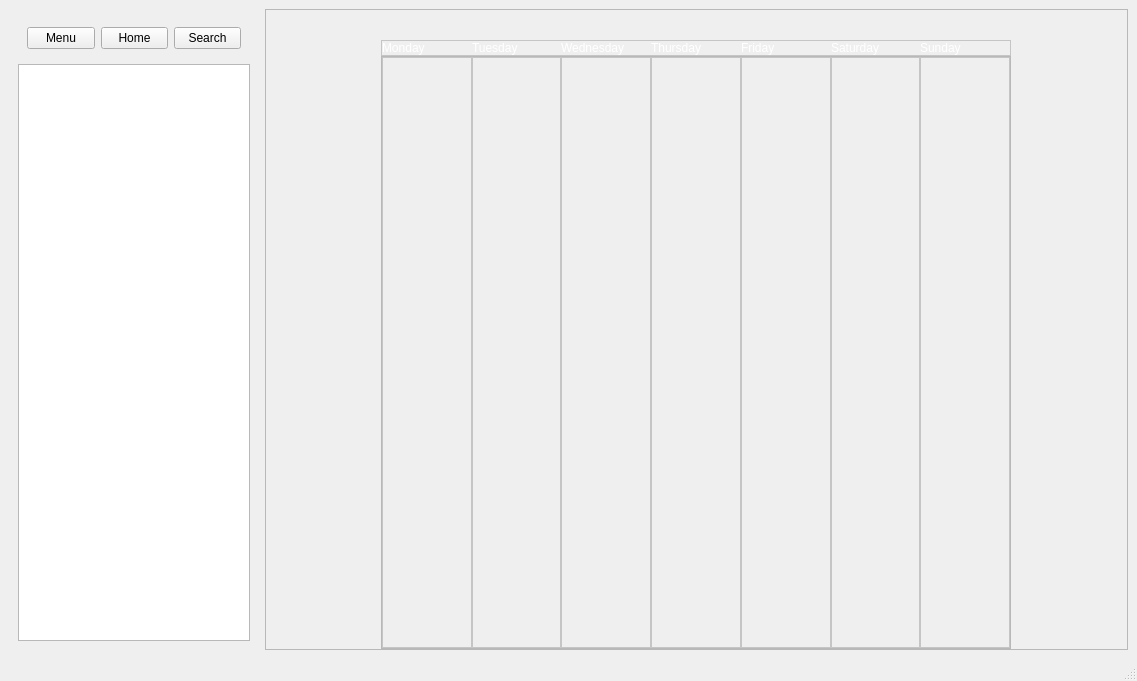
This is calendar.ui in ZiggyOliver/TaskBucket as Qt 5 draws it before an edit. The edited form follows.
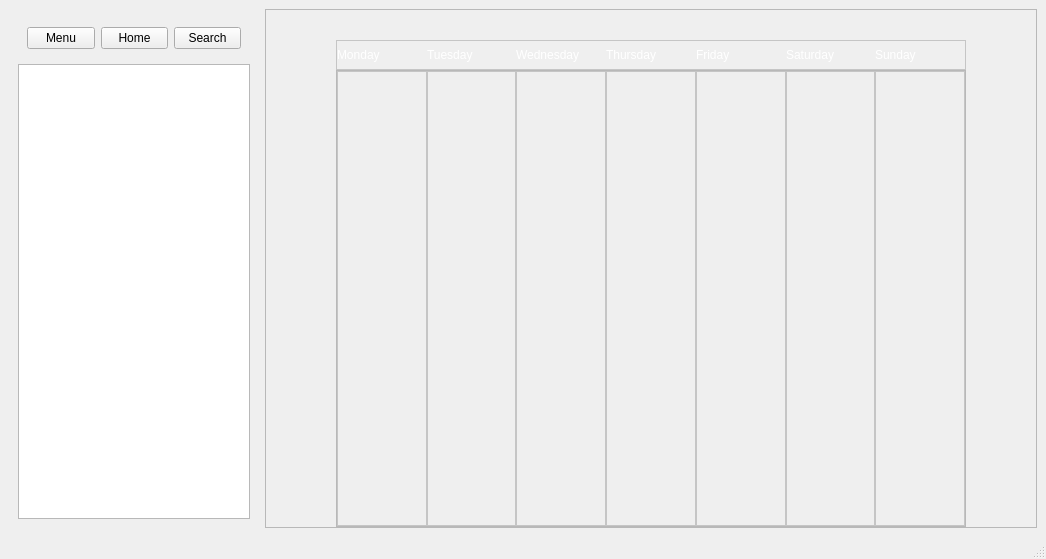
This is the edited form.

Commit message: about to work on calendar

Patch:
```diff
--- a/calendar.ui
+++ b/calendar.ui
@@ -6,14 +6,20 @@
    <rect>
     <x>0</x>
     <y>0</y>
-    <width>1137</width>
-    <height>681</height>
+    <width>1046</width>
+    <height>559</height>
    </rect>
   </property>
   <property name="windowTitle">
    <string>MainWindow</string>
   </property>
   <widget class="QWidget" name="centralwidget">
+   <property name="sizePolicy">
+    <sizepolicy hsizetype="MinimumExpanding" vsizetype="MinimumExpanding">
+     <horstretch>0</horstretch>
+     <verstretch>0</verstretch>
+    </sizepolicy>
+   </property>
    <layout class="QHBoxLayout" name="horizontalLayout">
     <item>
      <widget class="QWidget" name="widget" native="true">
@@ -72,6 +78,15 @@
     </item>
     <item>
      <widget class="QScrollArea" name="scrollArea">
+      <property name="sizePolicy">
+       <sizepolicy hsizetype="MinimumExpanding" vsizetype="MinimumExpanding">
+        <horstretch>0</horstretch>
+        <verstretch>0</verstretch>
+       </sizepolicy>
+      </property>
+      <property name="sizeAdjustPolicy">
+       <enum>QAbstractScrollArea::SizeAdjustPolicy::AdjustToContents</enum>
+      </property>
       <property name="widgetResizable">
        <bool>true</bool>
       </property>
@@ -80,10 +95,16 @@
         <rect>
          <x>0</x>
          <y>0</y>
-         <width>861</width>
-         <height>617</height>
+         <width>770</width>
+         <height>495</height>
         </rect>
        </property>
+       <property name="sizePolicy">
+        <sizepolicy hsizetype="MinimumExpanding" vsizetype="MinimumExpanding">
+         <horstretch>0</horstretch>
+         <verstretch>0</verstretch>
+        </sizepolicy>
+       </property>
        <layout class="QHBoxLayout" name="horizontalLayout_2">
         <property name="spacing">
          <number>0</number>
@@ -102,6 +123,12 @@
         </property>
         <item>
          <widget class="QWidget" name="weeklyCalendar" native="true">
+          <property name="sizePolicy">
+           <sizepolicy hsizetype="MinimumExpanding" vsizetype="MinimumExpanding">
+            <horstretch>0</horstretch>
+            <verstretch>0</verstretch>
+           </sizepolicy>
+          </property>
           <property name="minimumSize">
            <size>
             <width>120</width>
@@ -118,6 +145,9 @@
            <property name="spacing">
             <number>0</number>
            </property>
+           <property name="sizeConstraint">
+            <enum>QLayout::SizeConstraint::SetMinimumSize</enum>
+           </property>
            <property name="leftMargin">
             <number>0</number>
            </property>
@@ -148,6 +178,12 @@
            </item>
            <item>
             <widget class="QFrame" name="dayLabels">
+             <property name="sizePolicy">
+              <sizepolicy hsizetype="MinimumExpanding" vsizetype="MinimumExpanding">
+               <horstretch>0</horstretch>
+               <verstretch>0</verstretch>
+              </sizepolicy>
+             </property>
              <property name="maximumSize">
               <size>
                <width>16777215</width>
@@ -629,10 +665,16 @@
              <property name="frameShadow">
               <enum>QFrame::Shadow::Raised</enum>
              </property>
+             <property name="midLineWidth">
+              <number>0</number>
+             </property>
              <layout class="QHBoxLayout" name="horizontalLayout_5">
               <property name="spacing">
                <number>0</number>
               </property>
+              <property name="sizeConstraint">
+               <enum>QLayout::SizeConstraint::SetMinimumSize</enum>
+              </property>
               <property name="leftMargin">
                <number>0</number>
               </property>
@@ -647,6 +689,12 @@
               </property>
               <item>
                <widget class="QLabel" name="Alabel_2">
+                <property name="sizePolicy">
+                 <sizepolicy hsizetype="MinimumExpanding" vsizetype="MinimumExpanding">
+                  <horstretch>0</horstretch>
+                  <verstretch>0</verstretch>
+                 </sizepolicy>
+                </property>
                 <property name="text">
                  <string>Monday</string>
                 </property>
@@ -654,6 +702,12 @@
               </item>
               <item>
                <widget class="QLabel" name="Blabel_2">
+                <property name="sizePolicy">
+                 <sizepolicy hsizetype="MinimumExpanding" vsizetype="MinimumExpanding">
+                  <horstretch>0</horstretch>
+                  <verstretch>0</verstretch>
+                 </sizepolicy>
+                </property>
                 <property name="text">
                  <string>Tuesday</string>
                 </property>
@@ -661,6 +715,12 @@
               </item>
               <item>
                <widget class="QLabel" name="Glabel_2">
+                <property name="sizePolicy">
+                 <sizepolicy hsizetype="MinimumExpanding" vsizetype="MinimumExpanding">
+                  <horstretch>0</horstretch>
+                  <verstretch>0</verstretch>
+                 </sizepolicy>
+                </property>
                 <property name="text">
                  <string>Wednesday</string>
                 </property>
@@ -668,6 +728,12 @@
               </item>
               <item>
                <widget class="QLabel" name="Flabel_2">
+                <property name="sizePolicy">
+                 <sizepolicy hsizetype="MinimumExpanding" vsizetype="MinimumExpanding">
+                  <horstretch>0</horstretch>
+                  <verstretch>0</verstretch>
+                 </sizepolicy>
+                </property>
                 <property name="text">
                  <string>Thursday</string>
                 </property>
@@ -675,6 +741,12 @@
               </item>
               <item>
                <widget class="QLabel" name="Elabel_2">
+                <property name="sizePolicy">
+                 <sizepolicy hsizetype="MinimumExpanding" vsizetype="MinimumExpanding">
+                  <horstretch>0</horstretch>
+                  <verstretch>0</verstretch>
+                 </sizepolicy>
+                </property>
                 <property name="text">
                  <string>Friday</string>
                 </property>
@@ -682,6 +754,12 @@
               </item>
               <item>
                <widget class="QLabel" name="Dlabel_2">
+                <property name="sizePolicy">
+                 <sizepolicy hsizetype="MinimumExpanding" vsizetype="MinimumExpanding">
+                  <horstretch>0</horstretch>
+                  <verstretch>0</verstretch>
+                 </sizepolicy>
+                </property>
                 <property name="text">
                  <string>Saturday</string>
                 </property>
@@ -689,6 +767,12 @@
               </item>
               <item>
                <widget class="QLabel" name="Clabel_2">
+                <property name="sizePolicy">
+                 <sizepolicy hsizetype="MinimumExpanding" vsizetype="MinimumExpanding">
+                  <horstretch>0</horstretch>
+                  <verstretch>0</verstretch>
+                 </sizepolicy>
+                </property>
                 <property name="text">
                  <string>Sunday</string>
                 </property>
@@ -699,6 +783,12 @@
            </item>
            <item>
             <widget class="QFrame" name="days">
+             <property name="sizePolicy">
+              <sizepolicy hsizetype="MinimumExpanding" vsizetype="MinimumExpanding">
+               <horstretch>0</horstretch>
+               <verstretch>0</verstretch>
+              </sizepolicy>
+             </property>
              <property name="frameShape">
               <enum>QFrame::Shape::StyledPanel</enum>
              </property>
@@ -709,6 +799,9 @@
               <property name="spacing">
                <number>0</number>
               </property>
+              <property name="sizeConstraint">
+               <enum>QLayout::SizeConstraint::SetMinimumSize</enum>
+              </property>
               <property name="leftMargin">
                <number>0</number>
               </property>
@@ -723,6 +816,12 @@
               </property>
               <item>
                <widget class="QFrame" name="Aday_2">
+                <property name="sizePolicy">
+                 <sizepolicy hsizetype="MinimumExpanding" vsizetype="MinimumExpanding">
+                  <horstretch>0</horstretch>
+                  <verstretch>0</verstretch>
+                 </sizepolicy>
+                </property>
                 <property name="palette">
                  <palette>
                   <active>
@@ -1259,6 +1358,12 @@
               </item>
               <item>
                <widget class="QFrame" name="Bday_2">
+                <property name="sizePolicy">
+                 <sizepolicy hsizetype="MinimumExpanding" vsizetype="MinimumExpanding">
+                  <horstretch>0</horstretch>
+                  <verstretch>0</verstretch>
+                 </sizepolicy>
+                </property>
                 <property name="palette">
                  <palette>
                   <active>
@@ -1795,6 +1900,12 @@
               </item>
               <item>
                <widget class="QFrame" name="Cday_2">
+                <property name="sizePolicy">
+                 <sizepolicy hsizetype="MinimumExpanding" vsizetype="MinimumExpanding">
+                  <horstretch>0</horstretch>
+                  <verstretch>0</verstretch>
+                 </sizepolicy>
+                </property>
                 <property name="palette">
                  <palette>
                   <active>
@@ -2331,6 +2442,12 @@
               </item>
               <item>
                <widget class="QFrame" name="Dday_2">
+                <property name="sizePolicy">
+                 <sizepolicy hsizetype="MinimumExpanding" vsizetype="MinimumExpanding">
+                  <horstretch>0</horstretch>
+                  <verstretch>0</verstretch>
+                 </sizepolicy>
+                </property>
                 <property name="palette">
                  <palette>
                   <active>
@@ -2867,6 +2984,12 @@
               </item>
               <item>
                <widget class="QFrame" name="Eday_2">
+                <property name="sizePolicy">
+                 <sizepolicy hsizetype="MinimumExpanding" vsizetype="MinimumExpanding">
+                  <horstretch>0</horstretch>
+                  <verstretch>0</verstretch>
+                 </sizepolicy>
+                </property>
                 <property name="palette">
                  <palette>
                   <active>
@@ -3403,6 +3526,12 @@
               </item>
               <item>
                <widget class="QFrame" name="Fday_2">
+                <property name="sizePolicy">
+                 <sizepolicy hsizetype="MinimumExpanding" vsizetype="MinimumExpanding">
+                  <horstretch>0</horstretch>
+                  <verstretch>0</verstretch>
+                 </sizepolicy>
+                </property>
                 <property name="palette">
                  <palette>
                   <active>
@@ -3939,6 +4068,12 @@
               </item>
               <item>
                <widget class="QFrame" name="Gday_2">
+                <property name="sizePolicy">
+                 <sizepolicy hsizetype="MinimumExpanding" vsizetype="MinimumExpanding">
+                  <horstretch>0</horstretch>
+                  <verstretch>0</verstretch>
+                 </sizepolicy>
+                </property>
                 <property name="palette">
                  <palette>
                   <active>
```
Left out of the diff: 7 changed lines with no effect on the pictures. The commit also changes 10 other files.
